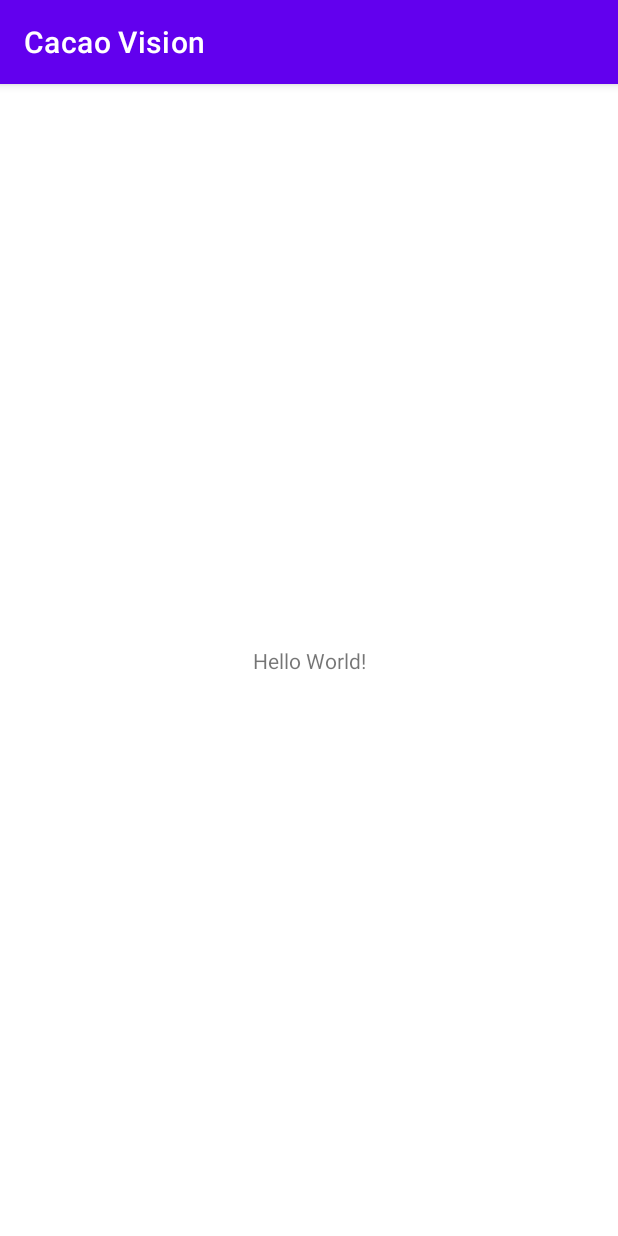
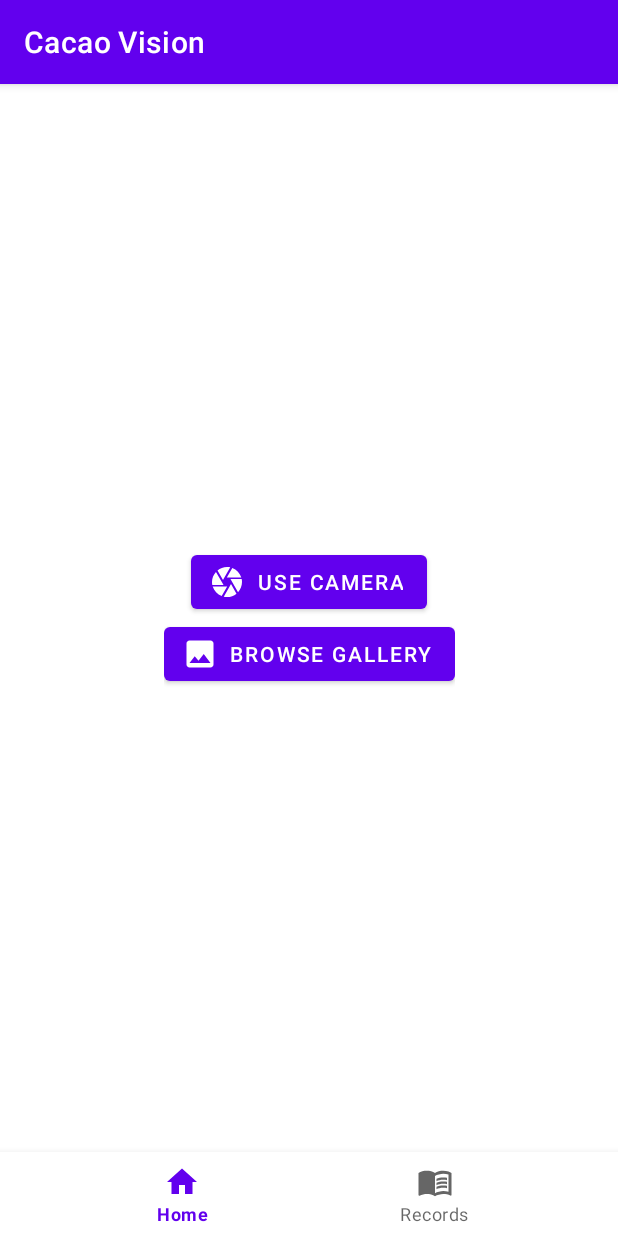
Before and after one commit to jedymatt/CacaoVision, an Android app: the screen it shows after launch (MainActivity), on a phone screen of 412 x 824 dp. Run offline under Robolectric (Android 15) with nearby library versions, the phone set to English and light mode, and no system bars.

Commit message:
Add bottom navigation view, home fragment and records fragment

```diff
--- /dev/null
+++ b/app/src/main/java/com/jedymatt/cacaovision/HomeFragment.kt
@@ -0,0 +1,59 @@
+package com.jedymatt.cacaovision
+
+import android.os.Bundle
+import androidx.fragment.app.Fragment
+import android.view.LayoutInflater
+import android.view.View
+import android.view.ViewGroup
+
+// TODO: Rename parameter arguments, choose names that match
+// the fragment initialization parameters, e.g. ARG_ITEM_NUMBER
+private const val ARG_PARAM1 = "param1"
+private const val ARG_PARAM2 = "param2"
+
+/**
+ * A simple [Fragment] subclass.
+ * Use the [HomeFragment.newInstance] factory method to
+ * create an instance of this fragment.
+ */
+class HomeFragment : Fragment() {
+    // TODO: Rename and change types of parameters
+    private var param1: String? = null
+    private var param2: String? = null
+
+    override fun onCreate(savedInstanceState: Bundle?) {
+        super.onCreate(savedInstanceState)
+        arguments?.let {
+            param1 = it.getString(ARG_PARAM1)
+            param2 = it.getString(ARG_PARAM2)
+        }
+    }
+
+    override fun onCreateView(
+        inflater: LayoutInflater, container: ViewGroup?,
+        savedInstanceState: Bundle?
+    ): View? {
+        // Inflate the layout for this fragment
+        return inflater.inflate(R.layout.fragment_home, container, false)
+    }
+
+    companion object {
+        /**
+         * Use this factory method to create a new instance of
+         * this fragment using the provided parameters.
+         *
+         * @param param1 Parameter 1.
+         * @param param2 Parameter 2.
+         * @return A new instance of fragment HomeFragment.
+         */
+        // TODO: Rename and change types and number of parameters
+        @JvmStatic
+        fun newInstance(param1: String, param2: String) =
+            HomeFragment().apply {
+                arguments = Bundle().apply {
+                    putString(ARG_PARAM1, param1)
+                    putString(ARG_PARAM2, param2)
+                }
+            }
+    }
+}
--- a/app/src/main/java/com/jedymatt/cacaovision/MainActivity.kt
+++ b/app/src/main/java/com/jedymatt/cacaovision/MainActivity.kt
@@ -1,11 +1,33 @@
 package com.jedymatt.cacaovision
 
+import android.os.Bundle
 import androidx.appcompat.app.AppCompatActivity
-import android.os.Bundle
+import com.google.android.material.bottomnavigation.BottomNavigationView
 
 class MainActivity : AppCompatActivity() {
     override fun onCreate(savedInstanceState: Bundle?) {
         super.onCreate(savedInstanceState)
         setContentView(R.layout.activity_main)
+
+        supportFragmentManager.beginTransaction().replace(R.id.fragment_container, HomeFragment())
+            .commit()
+
+        val bottomNav: BottomNavigationView = findViewById(R.id.bottom_navigation)
+        bottomNav.setOnItemSelectedListener { item ->
+            when (item.itemId) {
+                R.id.nav_home -> {
+                    val homeFragment = HomeFragment()
+                    supportFragmentManager.beginTransaction()
+                        .replace(R.id.fragment_container, homeFragment).commit()
+                }
+                R.id.nav_records -> {
+                    val recordsFragment = RecordsFragment()
+                    supportFragmentManager.beginTransaction()
+                        .replace(R.id.fragment_container, recordsFragment).commit()
+                }
+            }
+            true
+        }
+
     }
 }
--- /dev/null
+++ b/app/src/main/res/drawable/ic_baseline_camera_24.xml
@@ -0,0 +1,5 @@
+<vector android:height="24dp" android:tint="#000000"
+    android:viewportHeight="24" android:viewportWidth="24"
+    android:width="24dp" xmlns:android="http://schemas.android.com/apk/res/android">
+    <path android:fillColor="@android:color/white" android:pathData="M9.4,10.5l4.77,-8.26C13.47,2.09 12.75,2 12,2c-2.4,0 -4.6,0.85 -6.32,2.25l3.66,6.35 0.06,-0.1zM21.54,9c-0.92,-2.92 -3.15,-5.26 -6,-6.34L11.88,9h9.66zM21.8,10h-7.49l0.29,0.5 4.76,8.25C21,16.97 22,14.61 22,12c0,-0.69 -0.07,-1.35 -0.2,-2zM8.54,12l-3.9,-6.75C3.01,7.03 2,9.39 2,12c0,0.69 0.07,1.35 0.2,2h7.49l-1.15,-2zM2.46,15c0.92,2.92 3.15,5.26 6,6.34L12.12,15L2.46,15zM13.73,15l-3.9,6.76c0.7,0.15 1.42,0.24 2.17,0.24 2.4,0 4.6,-0.85 6.32,-2.25l-3.66,-6.35 -0.93,1.6z"/>
+</vector>
--- /dev/null
+++ b/app/src/main/res/drawable/ic_baseline_home_24.xml
@@ -0,0 +1,5 @@
+<vector android:height="24dp" android:tint="#000000"
+    android:viewportHeight="24" android:viewportWidth="24"
+    android:width="24dp" xmlns:android="http://schemas.android.com/apk/res/android">
+    <path android:fillColor="@android:color/white" android:pathData="M10,20v-6h4v6h5v-8h3L12,3 2,12h3v8z"/>
+</vector>
--- /dev/null
+++ b/app/src/main/res/drawable/ic_baseline_menu_book_24.xml
@@ -0,0 +1,8 @@
+<vector android:autoMirrored="true" android:height="24dp"
+    android:tint="#000000" android:viewportHeight="24"
+    android:viewportWidth="24" android:width="24dp" xmlns:android="http://schemas.android.com/apk/res/android">
+    <path android:fillColor="@android:color/white" android:pathData="M21,5c-1.11,-0.35 -2.33,-0.5 -3.5,-0.5c-1.95,0 -4.05,0.4 -5.5,1.5c-1.45,-1.1 -3.55,-1.5 -5.5,-1.5S2.45,4.9 1,6v14.65c0,0.25 0.25,0.5 0.5,0.5c0.1,0 0.15,-0.05 0.25,-0.05C3.1,20.45 5.05,20 6.5,20c1.95,0 4.05,0.4 5.5,1.5c1.35,-0.85 3.8,-1.5 5.5,-1.5c1.65,0 3.35,0.3 4.75,1.05c0.1,0.05 0.15,0.05 0.25,0.05c0.25,0 0.5,-0.25 0.5,-0.5V6C22.4,5.55 21.75,5.25 21,5zM21,18.5c-1.1,-0.35 -2.3,-0.5 -3.5,-0.5c-1.7,0 -4.15,0.65 -5.5,1.5V8c1.35,-0.85 3.8,-1.5 5.5,-1.5c1.2,0 2.4,0.15 3.5,0.5V18.5z"/>
+    <path android:fillColor="@android:color/white" android:pathData="M17.5,10.5c0.88,0 1.73,0.09 2.5,0.26V9.24C19.21,9.09 18.36,9 17.5,9c-1.7,0 -3.24,0.29 -4.5,0.83v1.66C14.13,10.85 15.7,10.5 17.5,10.5z"/>
+    <path android:fillColor="@android:color/white" android:pathData="M13,12.49v1.66c1.13,-0.64 2.7,-0.99 4.5,-0.99c0.88,0 1.73,0.09 2.5,0.26V11.9c-0.79,-0.15 -1.64,-0.24 -2.5,-0.24C15.8,11.66 14.26,11.96 13,12.49z"/>
+    <path android:fillColor="@android:color/white" android:pathData="M17.5,14.33c-1.7,0 -3.24,0.29 -4.5,0.83v1.66c1.13,-0.64 2.7,-0.99 4.5,-0.99c0.88,0 1.73,0.09 2.5,0.26v-1.52C19.21,14.41 18.36,14.33 17.5,14.33z"/>
+</vector>
--- /dev/null
+++ b/app/src/main/res/drawable/ic_baseline_photo_24.xml
@@ -0,0 +1,5 @@
+<vector android:height="24dp" android:tint="#000000"
+    android:viewportHeight="24" android:viewportWidth="24"
+    android:width="24dp" xmlns:android="http://schemas.android.com/apk/res/android">
+    <path android:fillColor="@android:color/white" android:pathData="M21,19V5c0,-1.1 -0.9,-2 -2,-2H5c-1.1,0 -2,0.9 -2,2v14c0,1.1 0.9,2 2,2h14c1.1,0 2,-0.9 2,-2zM8.5,13.5l2.5,3.01L14.5,12l4.5,6H5l3.5,-4.5z"/>
+</vector>
--- a/app/src/main/res/layout/activity_main.xml
+++ b/app/src/main/res/layout/activity_main.xml
@@ -6,13 +6,22 @@
     android:layout_height="match_parent"
     tools:context=".MainActivity">
 
-    <TextView
-        android:layout_width="wrap_content"
-        android:layout_height="wrap_content"
-        android:text="Hello World!"
-        app:layout_constraintBottom_toBottomOf="parent"
+    <FrameLayout
+        android:id="@+id/fragment_container"
+        android:layout_width="match_parent"
+        android:layout_height="0dp"
+        app:layout_constraintBottom_toTopOf="@+id/bottom_navigation"
         app:layout_constraintEnd_toEndOf="parent"
         app:layout_constraintStart_toStartOf="parent"
         app:layout_constraintTop_toTopOf="parent" />
 
+    <com.google.android.material.bottomnavigation.BottomNavigationView
+        android:id="@+id/bottom_navigation"
+        android:layout_width="match_parent"
+        android:layout_height="wrap_content"
+        app:layout_constraintBottom_toBottomOf="parent"
+        app:layout_constraintEnd_toEndOf="parent"
+        app:layout_constraintStart_toStartOf="parent"
+        app:menu="@menu/bottom_navigation_menu" />
+
 </androidx.constraintlayout.widget.ConstraintLayout>
--- /dev/null
+++ b/app/src/main/res/layout/fragment_home.xml
@@ -0,0 +1,36 @@
+<?xml version="1.0" encoding="utf-8"?>
+<androidx.constraintlayout.widget.ConstraintLayout xmlns:android="http://schemas.android.com/apk/res/android"
+    xmlns:app="http://schemas.android.com/apk/res-auto"
+    xmlns:tools="http://schemas.android.com/tools"
+    android:layout_width="match_parent"
+    android:layout_height="match_parent"
+    tools:context=".HomeFragment">
+
+    <LinearLayout
+        android:layout_width="wrap_content"
+        android:layout_height="wrap_content"
+        android:gravity="center_horizontal"
+        android:orientation="vertical"
+        app:layout_constraintBottom_toBottomOf="parent"
+        app:layout_constraintEnd_toEndOf="parent"
+        app:layout_constraintStart_toStartOf="parent"
+        app:layout_constraintTop_toTopOf="parent">
+
+        <Button
+            android:id="@+id/button"
+            style="@style/Widget.MaterialComponents.Button.Icon"
+            android:layout_width="wrap_content"
+            android:layout_height="wrap_content"
+            android:text="Use Camera"
+            app:icon="@drawable/ic_baseline_camera_24" />
+        />
+
+        <Button
+            android:id="@+id/button2"
+            style="@style/Widget.MaterialComponents.Button.Icon"
+            android:layout_width="wrap_content"
+            android:layout_height="wrap_content"
+            android:text="Browse Gallery"
+            app:icon="@drawable/ic_baseline_photo_24" />
+    </LinearLayout>
+</androidx.constraintlayout.widget.ConstraintLayout>
--- /dev/null
+++ b/app/src/main/res/menu/bottom_navigation_menu.xml
@@ -0,0 +1,12 @@
+<?xml version="1.0" encoding="utf-8"?>
+<menu xmlns:android="http://schemas.android.com/apk/res/android">
+    <item
+        android:id="@+id/nav_home"
+        android:icon="@drawable/ic_baseline_home_24"
+        android:title="Home" />
+    <item
+        android:id="@+id/nav_records"
+        android:icon="@drawable/ic_baseline_menu_book_24"
+        android:title="Records"
+        />
+</menu>
--- a/app/src/main/res/values/strings.xml
+++ b/app/src/main/res/values/strings.xml
@@ -1,3 +1,5 @@
 <resources>
     <string name="app_name">Cacao Vision</string>
+    <!-- TODO: Remove or change this placeholder text -->
+    <string name="hello_blank_fragment">Hello blank fragment</string>
 </resources>
```
Also changed, not shown: app/build.gradle (+12 -3 lines), app/src/main/java/com/jedymatt/cacaovision/RecordsFragment.kt (added, +59 -0 lines), app/src/main/res/layout/fragment_records.xml (added, +18 -0 lines).
